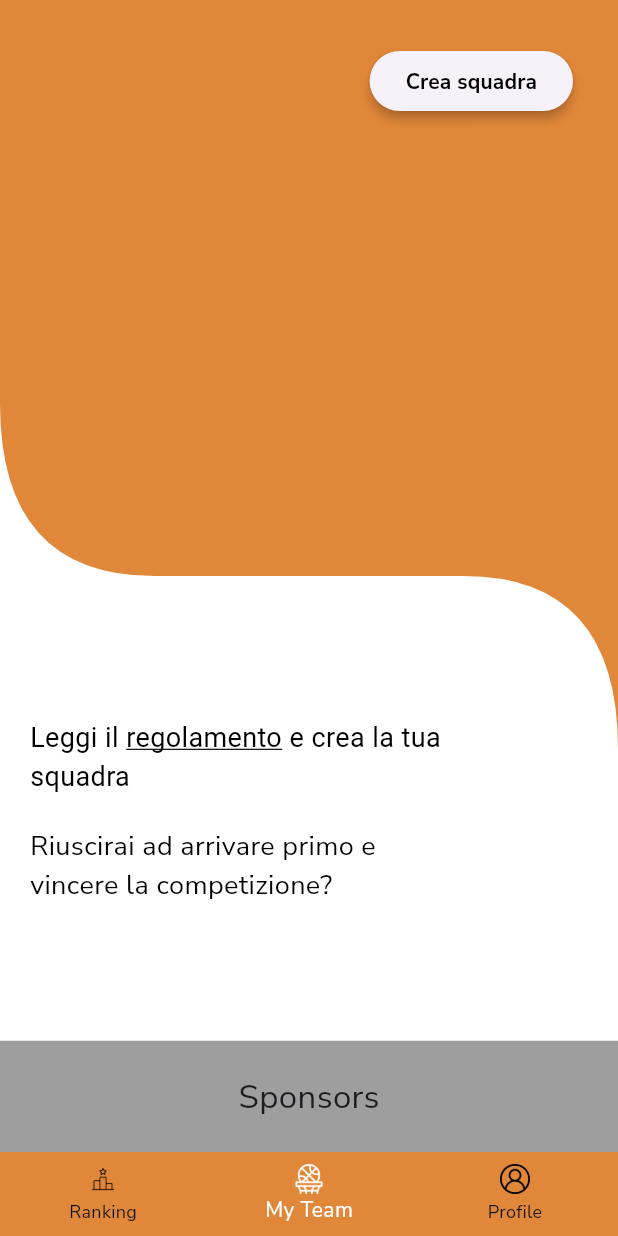
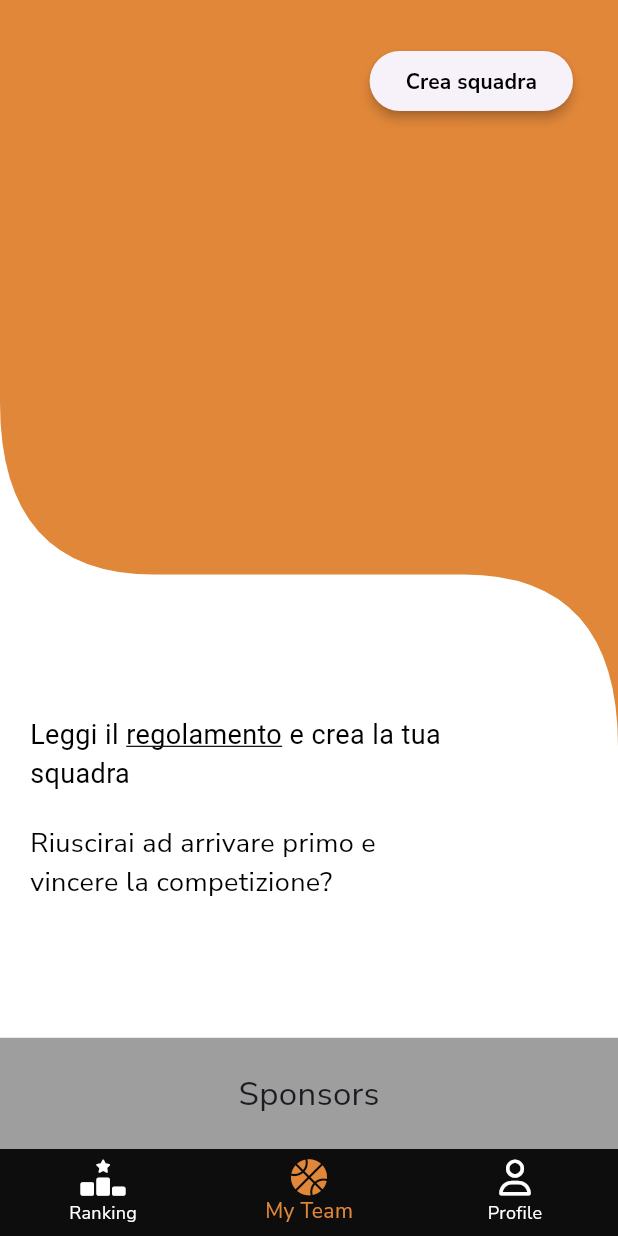
Before and after one commit to stebaia/fantabasket_app_flutter, a Flutter app: the CorePage screen opened by its route, item 2 of the bottom bar chosen, on a phone screen of 412 x 824 dp. Run offline on Flutter 3.47's test engine with Material 3 defaults, Android fonts, the phone set to English and light mode, and no system bars; our stand-ins replace auto_route, bloc, dio, equatable, flutter_bloc, flutter_secure_storage and 7 more; missing offline and left inert: osm_nominatim, pine; accounts and stored records are empty; generated files the repository leaves out were written again.

Commit message:
Adjusted navbar icons with fluttericons

```diff
--- a/lib/ui/pages/core_page.dart
+++ b/lib/ui/pages/core_page.dart
@@ -3,6 +3,7 @@ import 'package:fantabasket_app_flutter/routes/app_router.gr.dart';
 import 'package:fantabasket_app_flutter/utils/theme_helper.dart';
 import 'package:flutter/cupertino.dart';
 import 'package:flutter/material.dart';
+import 'package:font_awesome_flutter/font_awesome_flutter.dart';
 import 'package:provider/provider.dart';
 
 class CorePage extends StatefulWidget {
@@ -25,52 +26,25 @@ class _CorePageState extends State<CorePage> {
         return BottomNavigationBar(
             elevation: 0,
             type: BottomNavigationBarType.fixed,
-            backgroundColor: const Color.fromARGB(255, 225, 135, 57),
-            selectedItemColor: Colors.white,
-            unselectedItemColor: ThemeHelper.backgroundColorDark,
+            backgroundColor: ThemeHelper.backgroundColorDark,
+            selectedItemColor: const Color.fromARGB(255, 225, 135, 57),
+            unselectedItemColor: Colors.white,
             currentIndex: tabsRouter.activeIndex,
             onTap: tabsRouter.setActiveIndex,
-            items: [
+            items: const [
               BottomNavigationBarItem(
-                icon: Image.asset(
-                  "assets/images/ranking.png",
-                  height: 20,
-                  width: 20,
-                ),
-                activeIcon: Image.asset(
-                  "assets/images/ranking.png",
-                  height: 20,
-                  width: 20,
-                  color: Colors.white,
-                ),
+                icon: FaIcon(FontAwesomeIcons.rankingStar),
+                activeIcon: FaIcon(FontAwesomeIcons.rankingStar),
                 label: 'Ranking',
               ),
               BottomNavigationBarItem(
-                icon: Image.asset(
-                  'assets/images/basketball.png',
-                  height: 20,
-                  width: 20,
-                ),
-                activeIcon: Image.asset(
-                  'assets/images/basketball.png',
-                  height: 20,
-                  width: 20,
-                  color: Colors.white,
-                ),
+                icon: FaIcon(FontAwesomeIcons.basketball),
+                activeIcon: FaIcon(FontAwesomeIcons.basketball),
                 label: 'My Team',
               ),
               BottomNavigationBarItem(
-                icon: Image.asset(
-                  "assets/images/user.png",
-                  height: 20,
-                  width: 20,
-                ),
-                activeIcon: Image.asset(
-                  "assets/images/user.png",
-                  height: 20,
-                  width: 20,
-                  color: Colors.white,
-                ),
+                icon: FaIcon(FontAwesomeIcons.user),
+                activeIcon: FaIcon(FontAwesomeIcons.user),
                 label: 'Profile',
               ),
             ]);
```
